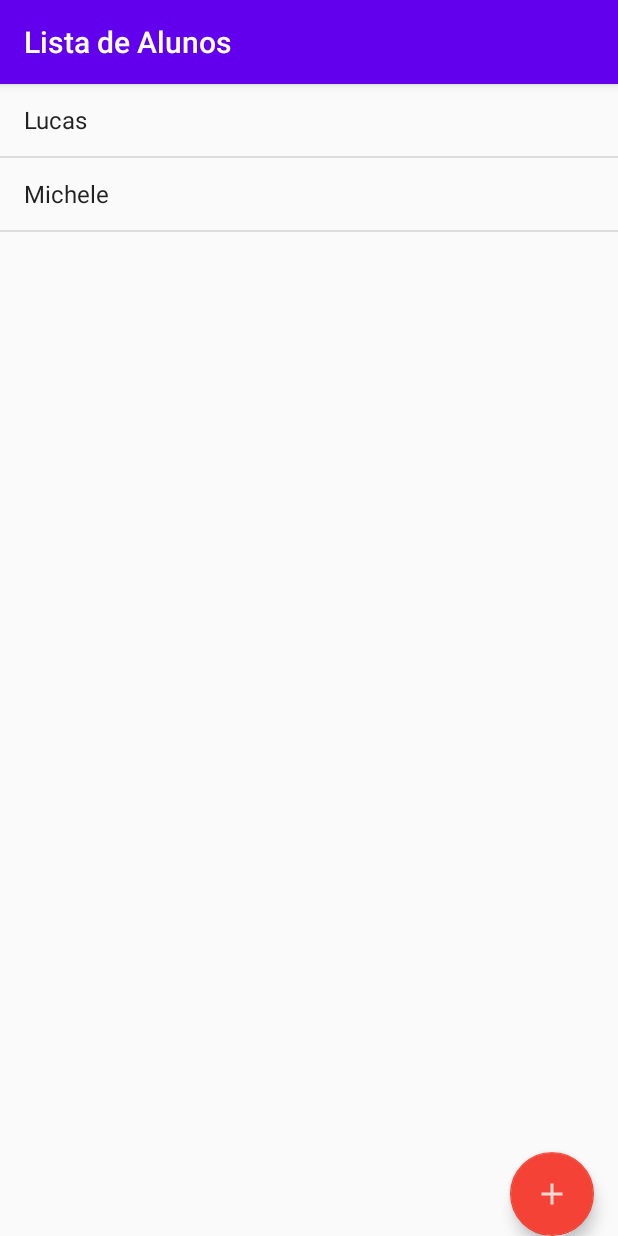
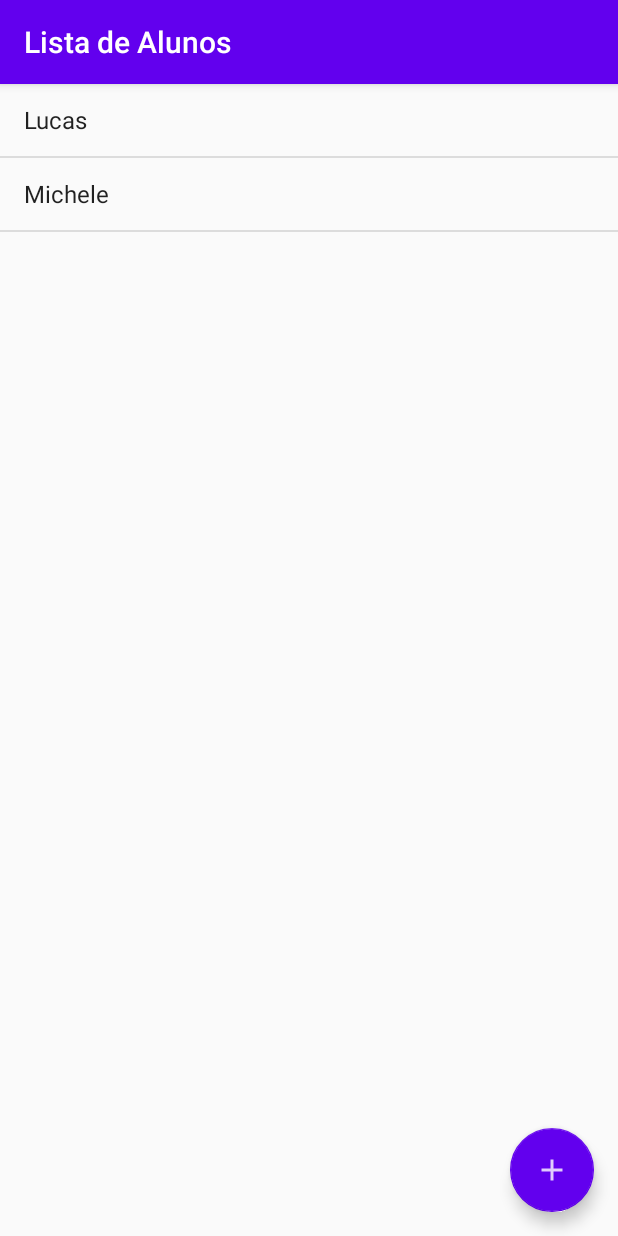
Before and after one commit to Lucasmaciiel/agenda-android, an Android app: the screen it shows after launch (ListaAlunosActivity), on a phone screen of 412 x 824 dp. Run offline under Robolectric (Android 15) with nearby library versions, the phone set to English and light mode, and no system bars.

Commit message:
App funcionando

```diff
--- a/app/src/main/res/layout/activity_lista_alunos.xml
+++ b/app/src/main/res/layout/activity_lista_alunos.xml
@@ -1,32 +1,28 @@
 <?xml version="1.0" encoding="utf-8"?>
 <RelativeLayout xmlns:android="http://schemas.android.com/apk/res/android"
     xmlns:app="http://schemas.android.com/apk/res-auto"
-    android:layout_width="wrap_content"
-    android:layout_height="wrap_content">
+    android:layout_width="match_parent"
+    android:layout_height="match_parent">
 
     <ListView
         android:id="@+id/activity_lista_alunos_listView"
         android:layout_width="match_parent"
         android:layout_height="match_parent"
         android:layout_alignParentStart="true"
-        android:layout_alignParentTop="true">
-
-    </ListView>
+        android:layout_alignParentTop="true" />
 
         <com.google.android.material.floatingactionbutton.FloatingActionButton
             android:id="@+id/activity_lista_alunos_fab_novo_aluno"
             android:layout_width="wrap_content"
             android:layout_height="wrap_content"
-        android:layout_alignBottom="@+id/activity_lista_alunos_listView"
             android:layout_alignParentEnd="true"
             android:layout_alignParentBottom="true"
-        android:layout_marginStart="16dp"
-        android:layout_marginTop="16dp"
-        android:layout_marginEnd="16dp"
-        android:layout_marginBottom="16dp"
+            android:layout_margin="16dp"
             android:clickable="true"
             android:contextClickable="true"
             android:src="@drawable/ic_action_novo_aluno"
-        app:backgroundTint="#F44336" />
+            android:focusable="true"
+            app:backgroundTint="@color/colorPrimary" />
+
 
 </RelativeLayout>
--- a/app/src/main/res/menu/activity_lista_alunos_menu.xml
+++ b/app/src/main/res/menu/activity_lista_alunos_menu.xml
@@ -4,6 +4,4 @@
 
     <item android:id="@+id/activity_lista_alunos_menu_remover"
         android:title="Remover" />
-
-    <item android:title="Cancelar"/>
 </menu>
```
Also changed, not shown: app/src/main/res/menu/activity_formulario_aluno_menu.xml (renamed from app/src/main/res/menu/activity_formulario_aluno_menu_salvar.xml). Lines whose indentation alone changed are shown as unchanged.
